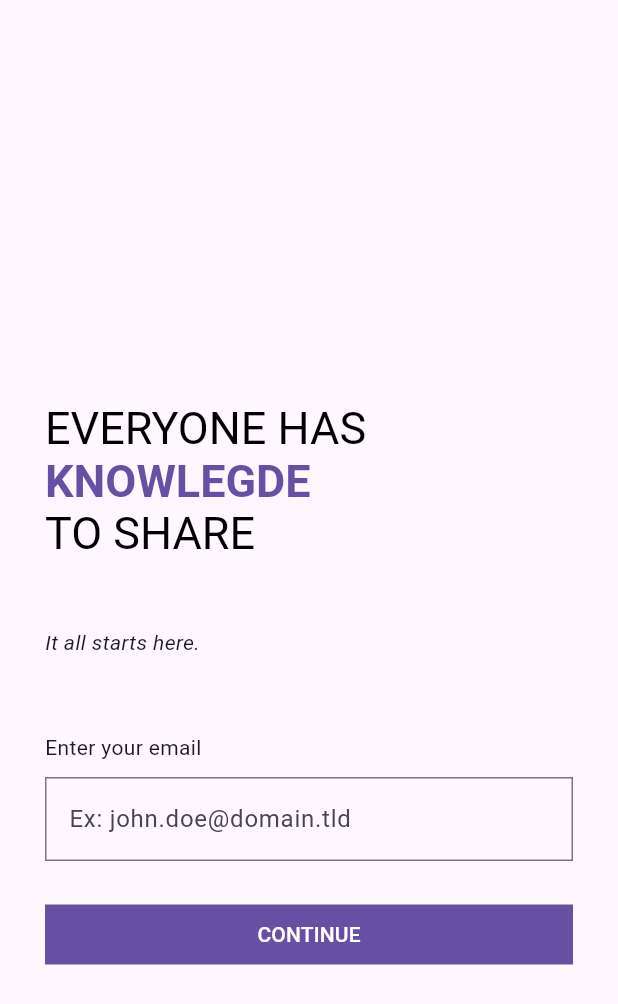
After one commit to ibrahimadiagneseck/FLUTTER-APP, a Flutter app: the AuthScreen screen opened directly, on a phone screen of 412 x 824 dp. The commit adds this screen. Shown: the top 1004 px of the screen. Run offline on Flutter 3.47's test engine with Material 3 defaults, Android fonts, the phone set to English and light mode, and no system bars.

Commit message:
first commit

```diff
--- a/app1/lib/main.dart
+++ b/app1/lib/main.dart
@@ -1,4 +1,3 @@
-// https://www.youtube.com/watch?v=oaKpdSS2YuU&list=PLdKVEanRftb9MzfasPHY6bh1kkcBIL3Sy&index=4
 import 'package:app1/screens/home.dart';
 import 'package:flutter/material.dart';
 
--- /dev/null
+++ b/app2/lib/main.dart
@@ -0,0 +1,19 @@
+import 'package:app2/screens/guest/Auth.dart';
+import 'package:flutter/material.dart';
+
+void main() {
+  runApp(const MyApp());
+}
+
+class MyApp extends StatelessWidget {
+  const MyApp({super.key});
+
+  @override
+  Widget build(BuildContext context) {
+    return const MaterialApp(
+      debugShowCheckedModeBanner: false,
+      title: 'App 2',
+      home: AuthScreen(),
+    );
+  }
+}
--- /dev/null
+++ b/app2/lib/screens/guest/Auth.dart
@@ -0,0 +1,111 @@
+import 'package:flutter/material.dart';
+
+class AuthScreen extends StatefulWidget {
+  const AuthScreen({super.key});
+
+  @override
+  State<AuthScreen> createState() => _AuthScreenState();
+}
+
+class _AuthScreenState extends State<AuthScreen> {
+  @override
+  Widget build(BuildContext context) {
+    // SafeArea : pour prendre toute la place de l'ecran
+    return SafeArea(
+        // Scaffold : pour avoir plusieur barre dont la barre des taches
+        child: Scaffold(
+          appBar: AppBar(),
+          body: Center(
+            child: SingleChildScrollView(
+              padding: const EdgeInsets.symmetric(horizontal: 30.0),
+              child: Column(
+                crossAxisAlignment: CrossAxisAlignment.start,
+                children: [
+                  SizedBox(
+                    height: 50.0,
+                  ),
+                  RichText(
+                    text: TextSpan(
+                      text: 'Everyone has \n'.toUpperCase(),
+                      // TextStyle : par defaut le style va etre aussi appliqué aux enfants
+                      style: const TextStyle(
+                          color: Colors.black,
+                          fontSize: 30
+                      ),
+                      children: [
+                        TextSpan(
+                            text: 'knowlegde\n'.toUpperCase(),
+                            style: TextStyle(
+                                color: Theme.of(context).primaryColor,
+                                fontWeight: FontWeight.bold
+                            )
+                        ),
+                        TextSpan(
+                            text: 'to share\n'.toUpperCase()
+                        ),
+                      ],
+                    ),
+                  ),
+                  const SizedBox(height: 10.0,),
+                  const Text('It all starts here.', style: TextStyle(fontStyle: FontStyle.italic),),
+                  // SizedBox : pour avoir de l'espace
+                  const SizedBox(
+                    height: 50.0,
+                  ),
+                  Form(
+                    child: Column(
+                      crossAxisAlignment: CrossAxisAlignment.stretch, // stretch : toute la place disponible
+                      children: [
+                        const Text('Enter your email'),
+                        const SizedBox(height: 10.0,),
+                        TextFormField(
+                          decoration: InputDecoration(
+                              hintText: 'Ex: john.doe@domain.tld',
+                              border: OutlineInputBorder(
+                                borderRadius: BorderRadius.circular(0.0),
+                                borderSide: BorderSide(color: Colors.grey),
+                              ),
+                              focusedBorder: OutlineInputBorder(
+                                borderRadius: BorderRadius.circular(0.0),
+                                borderSide: BorderSide(color: Colors.grey),
+                              )
+                          ),
+                        )
+                      ],
+                    ),
+                  ),
+                  const SizedBox(height: 10.0,),
+                  Padding(
+                    padding: const EdgeInsets.symmetric(
+                      vertical: 15.0,
+                    ),
+                    child: SizedBox(
+                      width: double.infinity,
+                      child: ElevatedButton(
+                        style: ElevatedButton.styleFrom(
+                          elevation: 0,
+                          backgroundColor: Theme.of(context).primaryColor,
+                          shape: const RoundedRectangleBorder(
+                            borderRadius: BorderRadius.zero,
+                          ),
+                        ),
+                        onPressed: () {
+                          // action
+                        },
+                        child: Text(
+                          'Continue'.toUpperCase(),
+                          style: const TextStyle(
+                              color: Colors.white
+                          ),
+                        ),
+                      ),
+                    )
+                  ),
+                ],
+              ),
+            )
+          )
+        )
+    );
+  }
+}
```
Also changed, not shown: app2/analysis_options.yaml (added, +28 -0 lines), app2/lib/screens/guest/Term.dart (added, +15 -0 lines), app2/pubspec.yaml (added, +90 -0 lines), note.txt (added, +11 -0 lines), app2/pubspec.lock (added), 124 other files.
